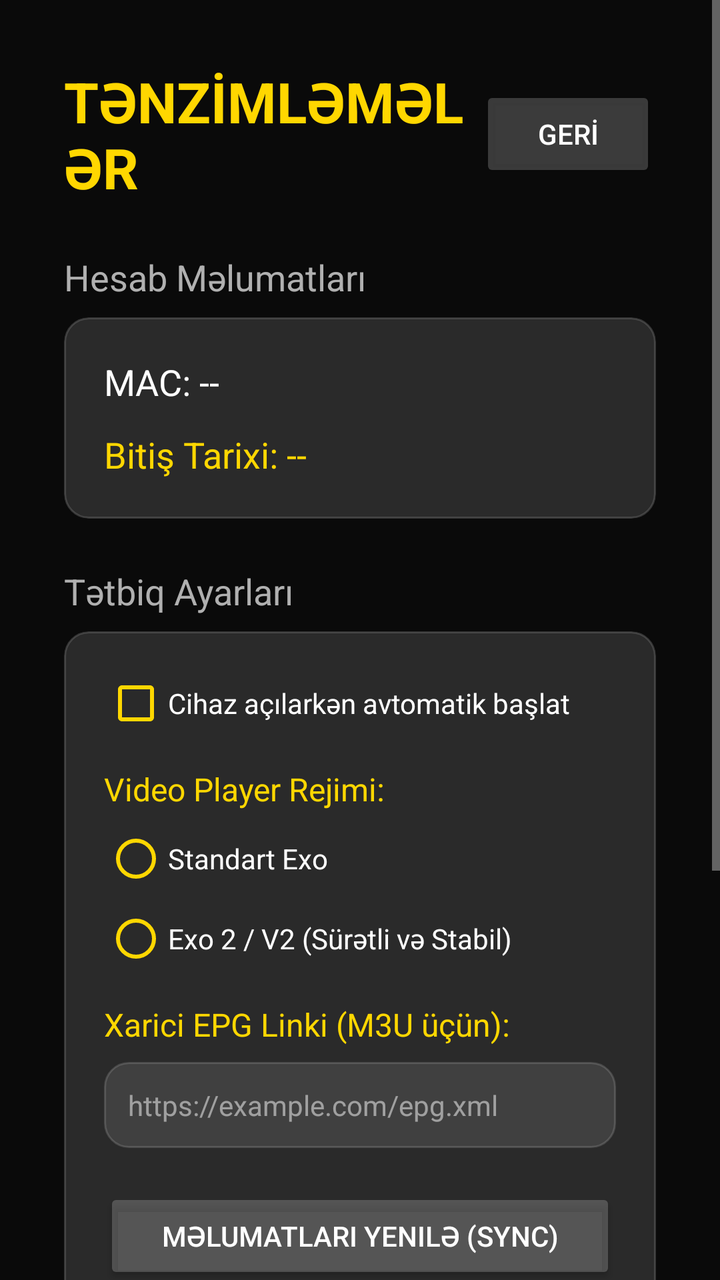
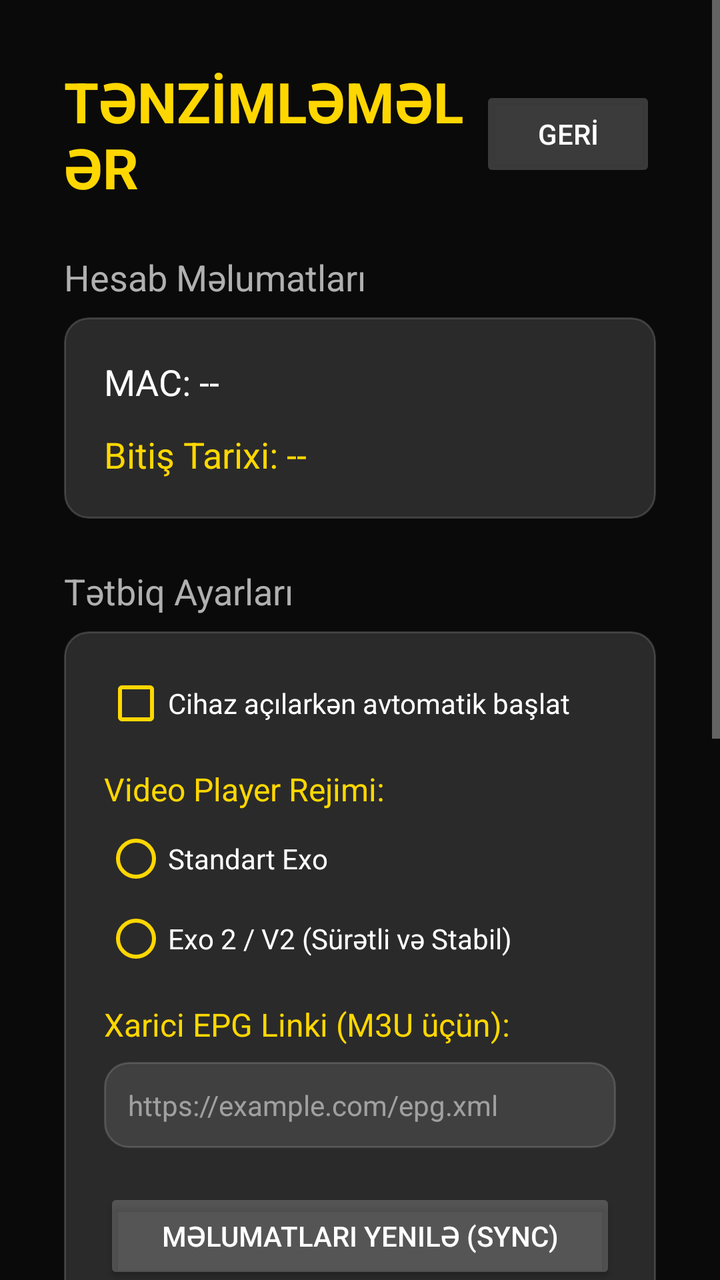

The first picture is an Android layout as it rendered before a commit; the second is the same layout after the commit. The layout source and the unified diff follow.
<!-- AndroidManifest.xml: application theme Theme.AppCompat.NoActionBar -->
<!-- res/layout/activity_settings.xml -->
<?xml version="1.0" encoding="utf-8"?>
<ScrollView xmlns:android="http://schemas.android.com/apk/res/android"
    xmlns:app="http://schemas.android.com/apk/res-auto"
    android:layout_width="match_parent"
    android:layout_height="match_parent"
    android:background="@color/bg_main">

    <LinearLayout
        android:layout_width="match_parent"
        android:layout_height="wrap_content"
        android:orientation="vertical"
        android:padding="32dp">

        <LinearLayout
            android:layout_width="match_parent"
            android:layout_height="wrap_content"
            android:orientation="horizontal"
            android:gravity="center_vertical"
            android:layout_marginBottom="24dp">

            <TextView
                android:layout_width="0dp"
                android:layout_height="wrap_content"
                android:layout_weight="1"
                android:text="TƏNZİMLƏMƏLƏR"
                android:textColor="@color/gold_primary"
                android:textSize="28sp"
                android:textStyle="bold" />

            <Button
                android:id="@+id/btnBack"
                android:layout_width="wrap_content"
                android:layout_height="wrap_content"
                android:text="GERİ"
                android:backgroundTint="@color/glass_white_heavy"
                android:textColor="@color/white" />
        </LinearLayout>

        
        <TextView
            android:layout_width="wrap_content"
            android:layout_height="wrap_content"
            android:text="Hesab Məlumatları"
            android:textColor="@color/text_secondary"
            android:textSize="18sp"
            android:layout_marginBottom="8dp" />

        <androidx.cardview.widget.CardView
            android:layout_width="match_parent"
            android:layout_height="wrap_content"
            android:backgroundTint="@color/bg_sidebar"
            android:layout_marginBottom="24dp"
            xmlns:app="http://schemas.android.com/apk/res-auto"
            app:cardCornerRadius="12dp"
            app:cardElevation="0dp">
            <LinearLayout
                android:layout_width="match_parent"
                android:layout_height="wrap_content"
                android:orientation="vertical"
                android:padding="20dp"
                android:background="@drawable/glass_card_bg">

                <TextView
                    android:id="@+id/tvMacAddress"
                    android:layout_width="wrap_content"
                    android:layout_height="wrap_content"
                    android:text="MAC: --"
                    android:textColor="@color/white"
                    android:textSize="18sp" />

                <TextView
                    android:id="@+id/tvExpiryDate"
                    android:layout_width="wrap_content"
                    android:layout_height="wrap_content"
                    android:layout_marginTop="12dp"
                    android:text="Bitiş Tarixi: --"
                    android:textColor="@color/gold_primary"
                    android:textSize="18sp" />
            </LinearLayout>
        </androidx.cardview.widget.CardView>

        
        <TextView
            android:layout_width="wrap_content"
            android:layout_height="wrap_content"
            android:text="Tətbiq Ayarları"
            android:textColor="@color/text_secondary"
            android:textSize="18sp"
            android:layout_marginBottom="8dp" />

        <androidx.cardview.widget.CardView
            android:layout_width="match_parent"
            android:layout_height="wrap_content"
            android:backgroundTint="@color/bg_sidebar"
            app:cardCornerRadius="12dp"
            app:cardElevation="0dp">
            <LinearLayout
                android:layout_width="match_parent"
                android:layout_height="wrap_content"
                android:orientation="vertical"
                android:padding="20dp"
                android:background="@drawable/glass_card_bg">

                <CheckBox
                    android:id="@+id/cbBootOnStartup"
                    android:layout_width="wrap_content"
                    android:layout_height="wrap_content"
                    android:text="Cihaz açılarkən avtomatik başlat"
                    android:textColor="@color/white"
                    android:buttonTint="@color/gold_primary" />

                <TextView
                    android:layout_width="wrap_content"
                    android:layout_height="wrap_content"
                    android:text="Video Player Rejimi:"
                    android:textColor="@color/gold_primary"
                    android:textSize="16sp"
                    android:layout_marginTop="16dp"
                    android:layout_marginBottom="8dp" />

                <RadioGroup
                    android:id="@+id/rgPlayerChoice"
                    android:layout_width="match_parent"
                    android:layout_height="wrap_content"
                    android:orientation="vertical">

                    <RadioButton
                        android:id="@+id/rbExoStandard"
                        android:layout_width="wrap_content"
                        android:layout_height="wrap_content"
                        android:text="Standart Exo"
                        android:textColor="@color/white"
                        android:buttonTint="@color/gold_primary" />

                    <RadioButton
                        android:id="@+id/rbExo2"
                        android:layout_width="wrap_content"
                        android:layout_height="wrap_content"
                        android:layout_marginTop="8dp"
                        android:text="Exo 2 / V2 (Sürətli və Stabil)"
                        android:textColor="@color/white"
                        android:buttonTint="@color/gold_primary" />
                </RadioGroup>

                <TextView
                    android:layout_width="wrap_content"
                    android:layout_height="wrap_content"
                    android:text="Xarici EPG Linki (M3U üçün):"
                    android:textColor="@color/gold_primary"
                    android:textSize="16sp"
                    android:layout_marginTop="16dp"
                    android:layout_marginBottom="8dp" />

                <EditText
                    android:id="@+id/etEpgUrl"
                    android:layout_width="match_parent"
                    android:layout_height="wrap_content"
                    android:hint="https://example.com/epg.xml"
                    android:textColorHint="#80FFFFFF"
                    android:textColor="@color/white"
                    android:textSize="14sp"
                    android:background="@drawable/glass_card_bg"
                    android:padding="12dp"
                    android:inputType="textUri" />

                <Button
                    android:id="@+id/btnRefreshData"
                    android:layout_width="match_parent"
                    android:layout_height="wrap_content"
                    android:layout_marginTop="20dp"
                    android:text="Məlumatları Yenilə (Sync)"
                    android:backgroundTint="@color/glass_white_heavy"
                    android:textColor="@color/white" />

                <Button
                    android:id="@+id/btnSpeedTest"
                    android:layout_width="match_parent"
                    android:layout_height="wrap_content"
                    android:layout_marginTop="12dp"
                    android:text="İnternet Sürət Testi"
                    android:backgroundTint="@color/gold_dark"
                    android:textColor="@color/white"
                    android:textStyle="bold" />
            </LinearLayout>
        </androidx.cardview.widget.CardView>

        
        <TextView
            android:layout_width="wrap_content"
            android:layout_height="wrap_content"
            android:text="Yuxu Taymeri"
            android:textColor="@color/text_secondary"
            android:textSize="18sp"
            android:layout_marginTop="24dp"
            android:layout_marginBottom="8dp" />

        <androidx.cardview.widget.CardView
            android:layout_width="match_parent"
            android:layout_height="wrap_content"
            android:backgroundTint="@color/bg_sidebar"
            app:cardCornerRadius="12dp"
            app:cardElevation="0dp">
            <LinearLayout
                android:layout_width="match_parent"
                android:layout_height="wrap_content"
                android:orientation="vertical"
                android:padding="20dp"
                android:background="@drawable/glass_card_bg">

                <TextView
                    android:id="@+id/tvCurrentTimerStatus"
                    android:layout_width="wrap_content"
                    android:layout_height="wrap_content"
                    android:text="Status: Qapalı"
                    android:textColor="@color/gold_primary"
                    android:layout_marginBottom="16dp" />

                <LinearLayout
                    android:layout_width="match_parent"
                    android:layout_height="wrap_content"
                    android:orientation="horizontal">

                    <Button
                        android:id="@+id/btnTimerOff"
                        style="?android:attr/buttonStyleSmall"
                        android:layout_width="0dp"
                        android:layout_height="wrap_content"
                        android:layout_weight="1"
                        android:text="OFF"
                        android:layout_marginEnd="4dp" />

                    <Button
                        android:id="@+id/btnTimer15"
                        style="?android:attr/buttonStyleSmall"
                        android:layout_width="0dp"
                        android:layout_height="wrap_content"
                        android:layout_weight="1"
                        android:text="15 dk"
                        android:layout_marginEnd="4dp" />

                    <Button
                        android:id="@+id/btnTimer30"
                        style="?android:attr/buttonStyleSmall"
                        android:layout_width="0dp"
                        android:layout_height="wrap_content"
                        android:layout_weight="1"
                        android:text="30 dk"
                        android:layout_marginEnd="4dp" />

                    <Button
                        android:id="@+id/btnTimer60"
                        style="?android:attr/buttonStyleSmall"
                        android:layout_width="0dp"
                        android:layout_height="wrap_content"
                        android:layout_weight="1"
                        android:text="60 dk"
                        android:layout_marginEnd="4dp" />

                    <Button
                        android:id="@+id/btnTimer120"
                        style="?android:attr/buttonStyleSmall"
                        android:layout_width="0dp"
                        android:layout_height="wrap_content"
                        android:layout_weight="1"
                        android:text="120 dk" />
                </LinearLayout>
            </LinearLayout>
        </androidx.cardview.widget.CardView>

    </LinearLayout>
</ScrollView>
<!-- resources referenced by this layout -->
<resources>
  <color name="bg_main">#0A0A0A</color>
  <color name="bg_sidebar">#121212</color>
  <color name="glass_white_heavy">#33FFFFFF</color>
  <color name="gold_dark">#B8860B</color>
  <color name="gold_primary">#FFD700</color>
  <color name="text_secondary">#B0B0B0</color>
  <color name="white">#FFFFFFFF</color>
  <!-- drawable glass_card_bg (drawable) -->
  <?xml version="1.0" encoding="utf-8"?>
  <shape xmlns:android="http://schemas.android.com/apk/res/android">
      <solid android:color="@color/glass_white" />
      <corners android:radius="12dp" />
      <stroke android:width="1dp" android:color="#26FFFFFF" />
  </shape>
  <color name="glass_white">#1AFFFFFF</color>
</resources>

<!-- the commit's change to res/layout/activity_settings.xml (unified diff, before → after) -->
@@ -198,6 +198,7 @@
             android:layout_width="match_parent"
             android:layout_height="wrap_content"
             android:backgroundTint="@color/bg_sidebar"
+            android:layout_marginBottom="24dp"
             app:cardCornerRadius="12dp"
             app:cardElevation="0dp">
             <LinearLayout
@@ -267,5 +268,48 @@
             </LinearLayout>
         </androidx.cardview.widget.CardView>
 
+        
+        <TextView
+            android:layout_width="wrap_content"
+            android:layout_height="wrap_content"
+            android:text="Təhlükəsizlik"
+            android:textColor="@color/text_secondary"
+            android:textSize="18sp"
+            android:layout_marginBottom="8dp" />
+
+        <androidx.cardview.widget.CardView
+            android:layout_width="match_parent"
+            android:layout_height="wrap_content"
+            android:backgroundTint="@color/bg_sidebar"
+            android:layout_marginBottom="40dp"
+            app:cardCornerRadius="12dp"
+            app:cardElevation="0dp">
+            <LinearLayout
+                android:layout_width="match_parent"
+                android:layout_height="wrap_content"
+                android:orientation="vertical"
+                android:padding="20dp"
+                android:background="@drawable/glass_card_bg">
+
+                <CheckBox
+                    android:id="@+id/cbAppLock"
+                    android:layout_width="wrap_content"
+                    android:layout_height="wrap_content"
+                    android:text="Tətbiq Kilidini Aktiv Et"
+                    android:textColor="@color/white"
+                    android:buttonTint="@color/gold_primary" />
+
+                <Button
+                    android:id="@+id/btnChangePin"
+                    android:layout_width="match_parent"
+                    android:layout_height="wrap_content"
+                    android:layout_marginTop="16dp"
+                    android:text="PİN KODU DƏYİŞDİR"
+                    android:backgroundTint="@color/glass_white_heavy"
+                    android:textColor="@color/white"
+                    android:visibility="gone" />
+            </LinearLayout>
+        </androidx.cardview.widget.CardView>
+
     </LinearLayout>
 </ScrollView>
